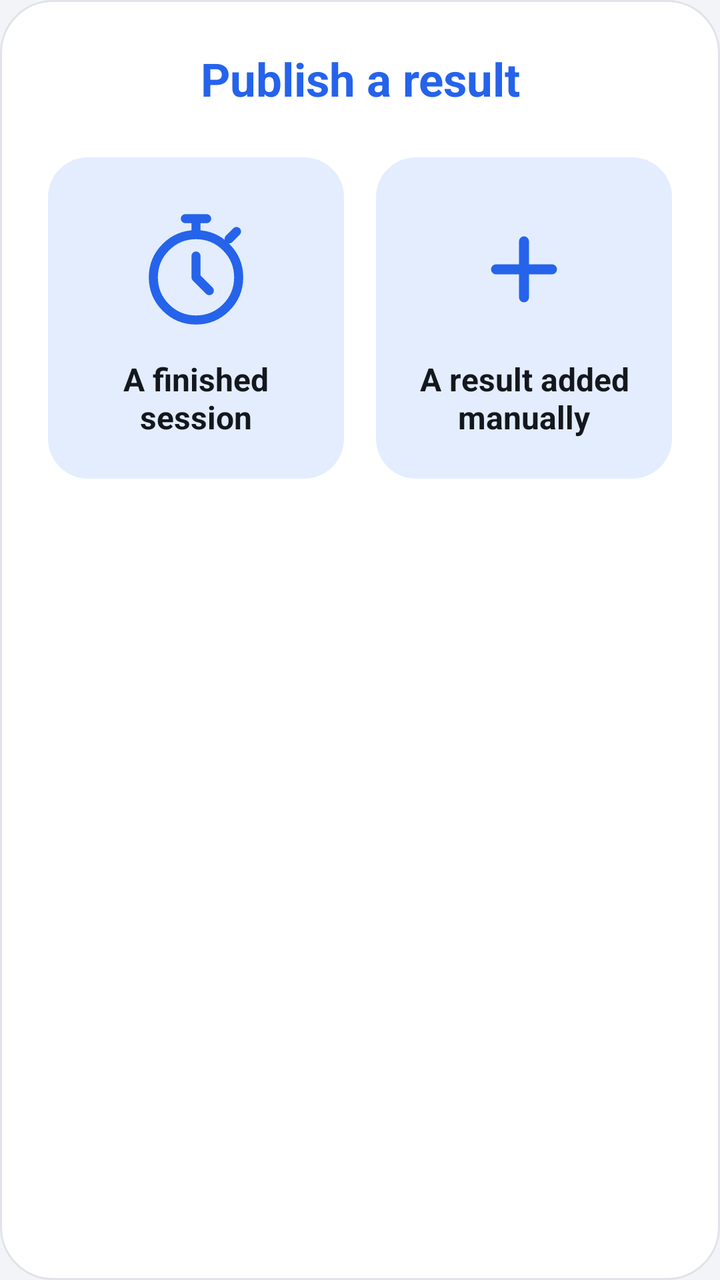
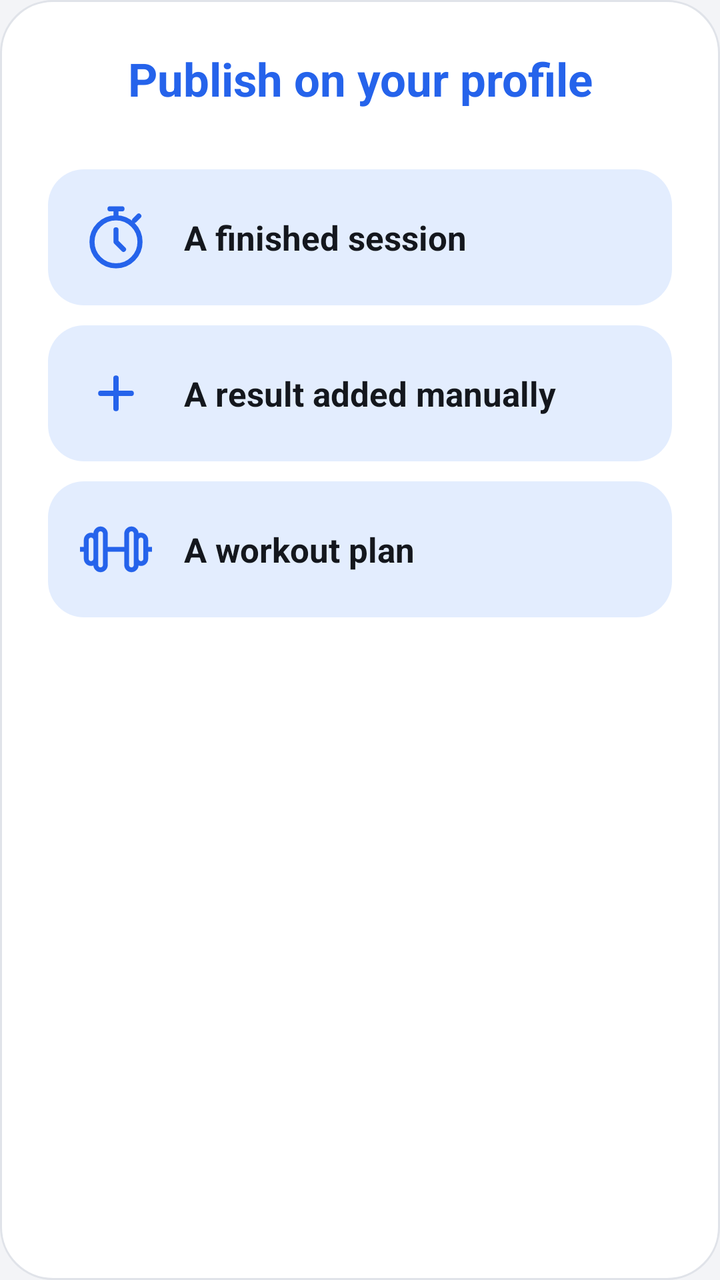

Before-and-after screenshots of an Android layout around one commit, followed by the original layout XML and the change that was made.
<!-- AndroidManifest.xml: application theme Theme.GymBro -->
<!-- res/layout/dialog_publish_choice.xml -->
<?xml version="1.0" encoding="utf-8"?>
<LinearLayout xmlns:android="http://schemas.android.com/apk/res/android"
    style="@style/ModalCardStyle">

    <TextView
        style="@style/ModalTitleStyle"
        android:text="@string/publish_result_title"/>

    
    <View
        android:layout_width="match_parent"
        android:layout_height="24dp"/>

    <LinearLayout
        android:layout_width="match_parent"
        android:layout_height="wrap_content"
        android:orientation="horizontal">

        
        <LinearLayout
            android:id="@+id/publishSessionOption"
            style="@style/TrainingOptionStyle"
            android:paddingStart="8dp"
            android:paddingEnd="8dp">

            <ImageView
                style="@style/TrainingOptionIconStyle"
                android:src="@drawable/timer_icon"
                android:importantForAccessibility="no"/>

            <TextView
                style="@style/TrainingOptionTextStyle"
                android:gravity="center"
                android:textSize="16sp"
                android:lines="2"
                android:text="@string/publish_from_session"/>

        </LinearLayout>

        
        <View
            android:layout_width="16dp"
            android:layout_height="match_parent"/>

        <LinearLayout
            android:id="@+id/publishManualOption"
            style="@style/TrainingOptionStyle"
            android:paddingStart="8dp"
            android:paddingEnd="8dp">

            <ImageView
                style="@style/TrainingOptionIconStyle"
                android:padding="8dp"
                android:src="@drawable/plus_icon"
                android:importantForAccessibility="no"/>

            <TextView
                style="@style/TrainingOptionTextStyle"
                android:gravity="center"
                android:textSize="16sp"
                android:lines="2"
                android:text="@string/publish_manual"/>

        </LinearLayout>

    </LinearLayout>

</LinearLayout>
<!-- resources referenced by this layout -->
<resources>
  <string name="publish_result_title">Publish a result</string>
  <style name="TrainingOptionIconStyle">
          <item name="android:layout_width">64dp</item>
          <item name="android:layout_height">64dp</item>
          <item name="android:scaleType">fitCenter</item>
          <item name="android:tint">?attr/accentTextColor</item>
      </style>
  <style name="TrainingOptionStyle">
          <item name="android:layout_width">0dp</item>
          <item name="android:layout_height">wrap_content</item>
          <item name="android:layout_weight">1</item>
          <item name="android:orientation">vertical</item>
          <item name="android:gravity">center</item>
          <item name="android:paddingTop">24dp</item>
          <item name="android:paddingBottom">20dp</item>
          <item name="android:background">@drawable/training_option_background</item>
          <item name="android:clickable">true</item>
          <item name="android:focusable">true</item>
      </style>
  <style name="TrainingOptionTextStyle">
          <item name="android:layout_width">wrap_content</item>
          <item name="android:layout_height">wrap_content</item>
          <item name="android:layout_marginTop">12dp</item>
          <item name="android:textStyle">bold</item>
          <item name="android:textColor">@color/textPrimary</item>
          <item name="android:textSize">20sp</item>
      </style>
  <color name="icon">#1F242C</color>
  <!-- drawable training_option_background (drawable) -->
  <?xml version="1.0" encoding="utf-8"?>
  <ripple xmlns:android="http://schemas.android.com/apk/res/android"
      android:color="@color/ripple">
  
      <item>
          <shape android:shape="rectangle">
              <solid android:color="?attr/accentSoftColor"/>
              <corners android:radius="20dp"/>
          </shape>
      </item>
  
  </ripple>
  <color name="textPrimary">#14171D</color>
  <color name="background">#F3F4F7</color>
  <color name="textSecondary">#626A77</color>
  <color name="accent_blue">#3B82F6</color>
  <color name="accent_blue_on">#FFFFFF</color>
  <color name="accent_blue_text">#2563EB</color>
  <color name="accent_blue_soft">#243B82F6</color>
  <color name="elevated">#FFFFFF</color>
  <color name="outline">#E0E3E9</color>
  <color name="ripple">#1A10131A</color>
  <!-- unchanged entries left out for length: 9 -->
</resources>

<!-- the commit's change to res/layout/dialog_publish_choice.xml (unified diff, before → after) -->
@@ -9,59 +9,51 @@
     
     <View
         android:layout_width="match_parent"
-        android:layout_height="24dp"/>
+        android:layout_height="20dp"/>
 
     <LinearLayout
-        android:layout_width="match_parent"
-        android:layout_height="wrap_content"
-        android:orientation="horizontal">
+        android:id="@+id/publishSessionOption"
+        style="@style/PublishOptionStyle">
 
-        
-        <LinearLayout
-            android:id="@+id/publishSessionOption"
-            style="@style/TrainingOptionStyle"
-            android:paddingStart="8dp"
-            android:paddingEnd="8dp">
+        <ImageView
+            style="@style/PublishOptionIconStyle"
+            android:src="@drawable/timer_icon"
+            android:importantForAccessibility="no"/>
 
-            <ImageView
-                style="@style/TrainingOptionIconStyle"
-                android:src="@drawable/timer_icon"
-                android:importantForAccessibility="no"/>
+        <TextView
+            style="@style/PublishOptionTextStyle"
+            android:text="@string/publish_from_session"/>
 
-            <TextView
-                style="@style/TrainingOptionTextStyle"
-                android:gravity="center"
-                android:textSize="16sp"
-                android:lines="2"
-                android:text="@string/publish_from_session"/>
+    </LinearLayout>
 
-        </LinearLayout>
+    <LinearLayout
+        android:id="@+id/publishManualOption"
+        style="@style/PublishOptionStyle">
 
-        
-        <View
-            android:layout_width="16dp"
-            android:layout_height="match_parent"/>
+        <ImageView
+            style="@style/PublishOptionIconStyle"
+            android:padding="5dp"
+            android:src="@drawable/plus_icon"
+            android:importantForAccessibility="no"/>
 
-        <LinearLayout
-            android:id="@+id/publishManualOption"
-            style="@style/TrainingOptionStyle"
-            android:paddingStart="8dp"
-            android:paddingEnd="8dp">
+        <TextView
+            style="@style/PublishOptionTextStyle"
+            android:text="@string/publish_manual"/>
 
-            <ImageView
-                style="@style/TrainingOptionIconStyle"
-                android:padding="8dp"
-                android:src="@drawable/plus_icon"
-                android:importantForAccessibility="no"/>
+    </LinearLayout>
 
-            <TextView
-                style="@style/TrainingOptionTextStyle"
-                android:gravity="center"
-                android:textSize="16sp"
-                android:lines="2"
-                android:text="@string/publish_manual"/>
+    <LinearLayout
+        android:id="@+id/publishPlanOption"
+        style="@style/PublishOptionStyle">
 
-        </LinearLayout>
+        <ImageView
+            style="@style/PublishOptionIconStyle"
+            android:src="@drawable/dumbbell_icon"
+            android:importantForAccessibility="no"/>
+
+        <TextView
+            style="@style/PublishOptionTextStyle"
+            android:text="@string/publish_plan"/>
 
     </LinearLayout>
 
<!-- resource entries referenced after the edit -->
@@ -1,34 +1,41 @@
 <!-- resources referenced by this layout -->
 <resources>
-  <string name="publish_result_title">Publish a result</string>
-  <style name="TrainingOptionIconStyle">
-          <item name="android:layout_width">64dp</item>
-          <item name="android:layout_height">64dp</item>
+  <!-- drawable dumbbell_icon (drawable) -->
+  <vector xmlns:android="http://schemas.android.com/apk/res/android" android:height="64dp" android:viewportHeight="512" android:viewportWidth="512" android:width="64dp">
+        
+      <path android:fillColor="@color/icon" android:pathData="M484.27,239.3v-50.35c0,-27.91 -22.71,-50.61 -50.62,-50.61c-6.09,0 -11.93,1.08 -17.34,3.06c-1.62,-26.47 -23.66,-47.5 -50.52,-47.5c-27.92,0 -50.63,22.71 -50.63,50.63v94.78H196.83v-94.78c0,-27.92 -22.71,-50.63 -50.63,-50.63c-26.86,0 -48.9,21.04 -50.52,47.5c-5.41,-1.98 -11.25,-3.06 -17.34,-3.06c-27.91,0 -50.62,22.7 -50.62,50.61v50.36H0v33.39h27.73v50.34c0,27.92 22.71,50.63 50.62,50.63c6.09,0 11.93,-1.08 17.34,-3.06c1.63,26.46 23.66,47.49 50.52,47.49c27.92,0 50.63,-22.71 50.63,-50.63v-94.77h118.33v94.77c0,27.92 22.71,50.63 50.63,50.63c26.86,0 48.89,-21.03 50.52,-47.49c5.41,1.98 11.25,3.06 17.34,3.06c27.91,0 50.62,-22.71 50.62,-50.63v-50.34l27.73,0.01L512,239.31L484.27,239.3zM95.58,323.04c0,9.51 -7.73,17.24 -17.23,17.24c-9.5,0 -17.23,-7.73 -17.23,-17.24V188.95c0,-9.49 7.73,-17.22 17.23,-17.22c9.5,0 17.23,7.72 17.23,17.22V323.04zM163.45,367.47c0,9.51 -7.73,17.24 -17.24,17.24c-9.5,0 -17.23,-7.73 -17.23,-17.24v-44.43V188.95v-44.42c0,-9.51 7.73,-17.24 17.23,-17.24c9.5,0 17.24,7.73 17.24,17.24V367.47zM383.02,188.95v134.09v44.43c0,9.51 -7.73,17.24 -17.23,17.24s-17.23,-7.73 -17.23,-17.24V144.53c0,-9.51 7.73,-17.24 17.23,-17.24s17.23,7.73 17.23,17.24V188.95zM450.88,323.04c0,9.51 -7.73,17.24 -17.23,17.24c-9.5,0 -17.23,-7.73 -17.23,-17.24V188.95c0,-9.49 7.73,-17.22 17.23,-17.22c9.5,0 17.23,7.72 17.23,17.22V323.04z" android:strokeColor="@color/icon" android:strokeWidth="1"/>
+      
+  </vector>
+  <string name="publish_plan">A workout plan</string>
+  <string name="publish_result_title">Publish on your profile</string>
+  <style name="PublishOptionIconStyle">
+          <item name="android:layout_width">36dp</item>
+          <item name="android:layout_height">36dp</item>
           <item name="android:scaleType">fitCenter</item>
           <item name="android:tint">?attr/accentTextColor</item>
       </style>
-  <style name="TrainingOptionStyle">
+  <style name="PublishOptionStyle">
+          <item name="android:layout_width">match_parent</item>
+          <item name="android:layout_height">wrap_content</item>
+          <item name="android:layout_marginTop">10dp</item>
+          <item name="android:orientation">horizontal</item>
+          <item name="android:gravity">center_vertical</item>
+          <item name="android:padding">16dp</item>
+          <item name="android:background">@drawable/publish_option_background</item>
+          <item name="android:clickable">true</item>
+          <item name="android:focusable">true</item>
+      </style>
+  <style name="PublishOptionTextStyle">
           <item name="android:layout_width">0dp</item>
           <item name="android:layout_height">wrap_content</item>
           <item name="android:layout_weight">1</item>
-          <item name="android:orientation">vertical</item>
-          <item name="android:gravity">center</item>
-          <item name="android:paddingTop">24dp</item>
-          <item name="android:paddingBottom">20dp</item>
-          <item name="android:background">@drawable/training_option_background</item>
-          <item name="android:clickable">true</item>
-          <item name="android:focusable">true</item>
-      </style>
-  <style name="TrainingOptionTextStyle">
-          <item name="android:layout_width">wrap_content</item>
-          <item name="android:layout_height">wrap_content</item>
-          <item name="android:layout_marginTop">12dp</item>
+          <item name="android:layout_marginStart">16dp</item>
           <item name="android:textStyle">bold</item>
           <item name="android:textColor">@color/textPrimary</item>
-          <item name="android:textSize">20sp</item>
+          <item name="android:textSize">17sp</item>
       </style>
   <color name="icon">#1F242C</color>
-  <!-- drawable training_option_background (drawable) -->
+  <!-- drawable publish_option_background (drawable) -->
   <?xml version="1.0" encoding="utf-8"?>
   <ripple xmlns:android="http://schemas.android.com/apk/res/android"
       android:color="@color/ripple">
@@ -36,7 +43,7 @@
       <item>
           <shape android:shape="rectangle">
               <solid android:color="?attr/accentSoftColor"/>
-              <corners android:radius="20dp"/>
+              <corners android:radius="18dp"/>
           </shape>
       </item>
   
